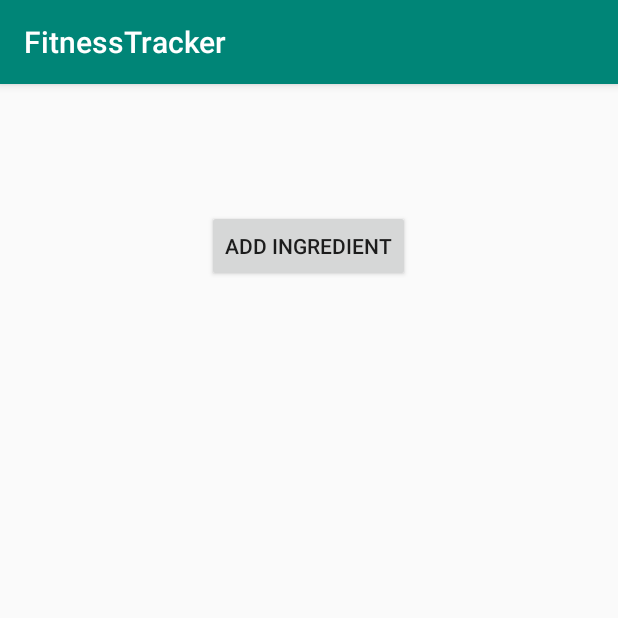
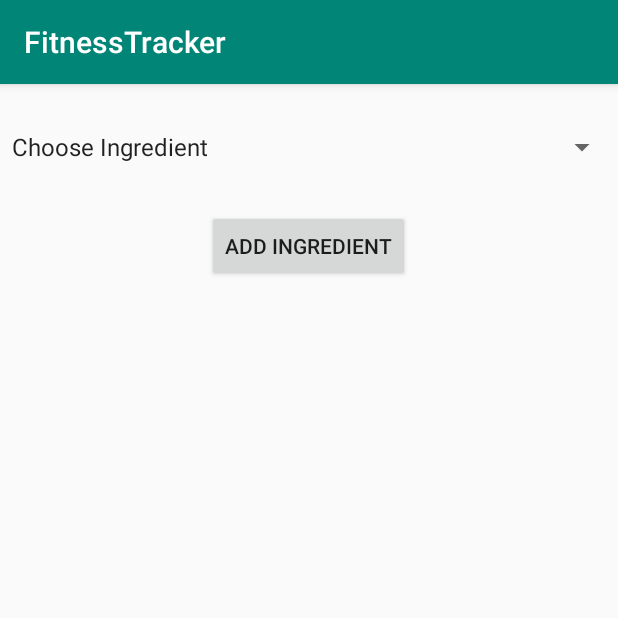
Before and after one commit to RyanJPete/Calorie-Weight-Tracker, an Android app: the AddMealActivity screen opened directly, with no data from a screen before it, on a phone screen of 412 x 824 dp, the top half of it. Run offline under Robolectric (Android 15) with nearby library versions, the phone set to English and light mode, and no system bars; our stand-ins replace Room's generated code.

Commit message:
AddMealActivity now allows selection of ingredients from a dropdown menu. Next step is to get button to add the meal to the database

```diff
--- a/app/src/main/java/com/example/fitnesstracker/AddMealActivity.java
+++ b/app/src/main/java/com/example/fitnesstracker/AddMealActivity.java
@@ -1,19 +1,79 @@
 package com.example.fitnesstracker;
 
 import androidx.appcompat.app.AppCompatActivity;
+import androidx.room.Room;
 
 import android.os.Bundle;
 import android.view.View;
+import android.widget.AdapterView;
+import android.widget.ArrayAdapter;
+import android.widget.EditText;
+import android.widget.LinearLayout;
+import android.widget.Spinner;
+import android.widget.TextView;
+
+import java.util.List;
+
+import static android.text.InputType.TYPE_CLASS_NUMBER;
 
 public class AddMealActivity extends AppCompatActivity {
+    AppDatabase db;
+    DateDao DDao;
+    IngredientDao IDao;
+    MealDao MDao;
 
     @Override
     protected void onCreate(Bundle savedInstanceState) {
         super.onCreate(savedInstanceState);
         setContentView(R.layout.activity_add_meal);
-    }
+        db = Room.databaseBuilder(getApplicationContext(),
+                AppDatabase.class, "dateDatabase").allowMainThreadQueries().build();
 
-    public void addIngredientField(View view){
+        DDao = db.DayStats();
+        IDao = db.IngredientStats();
+        MDao = db.MealStats();
 
+        Spinner ingredientPicker = findViewById(R.id.ingredientDropdownMeal);
+
+        List<String> ingredientList = IDao.getNames();
+        ingredientList.add(0, "Choose Ingredient");
+        List<IngredientStats> stats = IDao.getAll();
+        final String[] ingredientArray = ingredientList.toArray(new String[0]);
+        List<DayStats> dstats = DDao.getAll();
+        ArrayAdapter<String> adapter = new ArrayAdapter<String>(this,
+                android.R.layout.simple_spinner_item, ingredientArray);
+
+        ingredientPicker.setAdapter(adapter);
+
+        ingredientPicker.setOnItemSelectedListener(new AdapterView.OnItemSelectedListener() {
+            @Override
+            public void onItemSelected(AdapterView<?> parent, View view, int pos, long id) {
+                    String selection = parent.getItemAtPosition(pos).toString();
+                    if (selection.equals("Choose Ingredient")) {      //stops creation of ingredient entry on default value
+                        return;
+                    }
+                    LinearLayout mealLayout = (LinearLayout) findViewById(R.id.mealLayout);
+
+                    LinearLayout ingredientLayout = new LinearLayout(getApplicationContext());     //set up horizontal layout to add to vertical layout
+                    ingredientLayout.setOrientation(LinearLayout.HORIZONTAL);
+                    ingredientLayout.setGravity(1);
+
+                    TextView ingredientName = new TextView(getApplicationContext());
+                    ingredientName.setText(selection + ":");
+                    ingredientLayout.addView(ingredientName);
+
+                    EditText inputBox = new EditText((getApplicationContext()));
+                    inputBox.setInputType(TYPE_CLASS_NUMBER);
+
+                    ingredientLayout.addView(inputBox);
+
+                    mealLayout.addView(ingredientLayout);
+            }
+
+            @Override
+            public void onNothingSelected(AdapterView<?> parent) {
+
+            }
+        });
     }
 }
--- a/app/src/main/java/com/example/fitnesstracker/MealDao.java
+++ b/app/src/main/java/com/example/fitnesstracker/MealDao.java
@@ -12,6 +12,12 @@ public interface MealDao {
     @Query("SELECT * FROM mealstats")
     List<MealStats> getAll();
 
+    @Query("SELECT name FROM mealstats")
+    List<String> getNames();
+
+    @Query(("SELECT calories FROM mealstats WHERE mealstats.name =:name"))
+    public int getCalories(String name);
+
     @Insert
     void insertAll(MealStats... mstat);
 
--- a/app/src/main/java/com/example/fitnesstracker/MealStats.java
+++ b/app/src/main/java/com/example/fitnesstracker/MealStats.java
@@ -10,7 +10,7 @@ public class MealStats {
     public int key;
 
     @ColumnInfo(name = "name")
-    public int mname;
+    public String mname;
 
     @ColumnInfo(name = "calories")
     public int icalories;
--- a/app/src/main/res/layout/activity_add_ingredient.xml
+++ b/app/src/main/res/layout/activity_add_ingredient.xml
@@ -60,14 +60,14 @@
         android:layout_height="wrap_content"
         android:ems="10"
         android:inputType="textPersonName"
-        app:layout_constraintBottom_toTopOf="@+id/addIngredientBtn"
+        app:layout_constraintBottom_toTopOf="@+id/addMealBtn"
         app:layout_constraintEnd_toEndOf="parent"
         app:layout_constraintHorizontal_bias="0.5"
         app:layout_constraintStart_toStartOf="parent"
         app:layout_constraintTop_toBottomOf="@+id/carbTxt" />
 
     <Button
-        android:id="@+id/addIngredientBtn"
+        android:id="@+id/addMealBtn"
         android:layout_width="wrap_content"
         android:layout_height="wrap_content"
         android:onClick="ingredientBtnClick"
--- a/app/src/main/res/layout/activity_add_meal.xml
+++ b/app/src/main/res/layout/activity_add_meal.xml
@@ -7,10 +7,9 @@
     tools:context=".AddMealActivity">
 
     <Button
-        android:id="@+id/addIngredientBtn"
+        android:id="@+id/addMealBtn"
         android:layout_width="wrap_content"
         android:layout_height="wrap_content"
-        android:onClick="addIngredientField"
         android:text="@string/addIngredientBtnTxt"
         app:layout_constraintBottom_toBottomOf="parent"
         app:layout_constraintEnd_toEndOf="parent"
@@ -18,4 +17,21 @@
         app:layout_constraintStart_toStartOf="parent"
         app:layout_constraintTop_toTopOf="parent"
         app:layout_constraintVertical_bias="0.117" />
+
+    <Spinner
+        android:id="@+id/ingredientDropdownMeal"
+        android:layout_width="match_parent"
+        android:layout_height="wrap_content"
+        android:layout_weight="1"
+        app:layout_constraintBottom_toTopOf="@+id/addMealBtn"
+        app:layout_constraintTop_toTopOf="parent" />
+
+    <LinearLayout
+        android:id="@+id/mealLayout"
+        android:layout_width="match_parent"
+        android:layout_height="match_parent"
+        android:layout_marginTop="152dp"
+        android:orientation="vertical"
+        app:layout_constraintEnd_toEndOf="parent"
+        app:layout_constraintTop_toBottomOf="@+id/addMealBtn"></LinearLayout>
 </androidx.constraintlayout.widget.ConstraintLayout>
```
